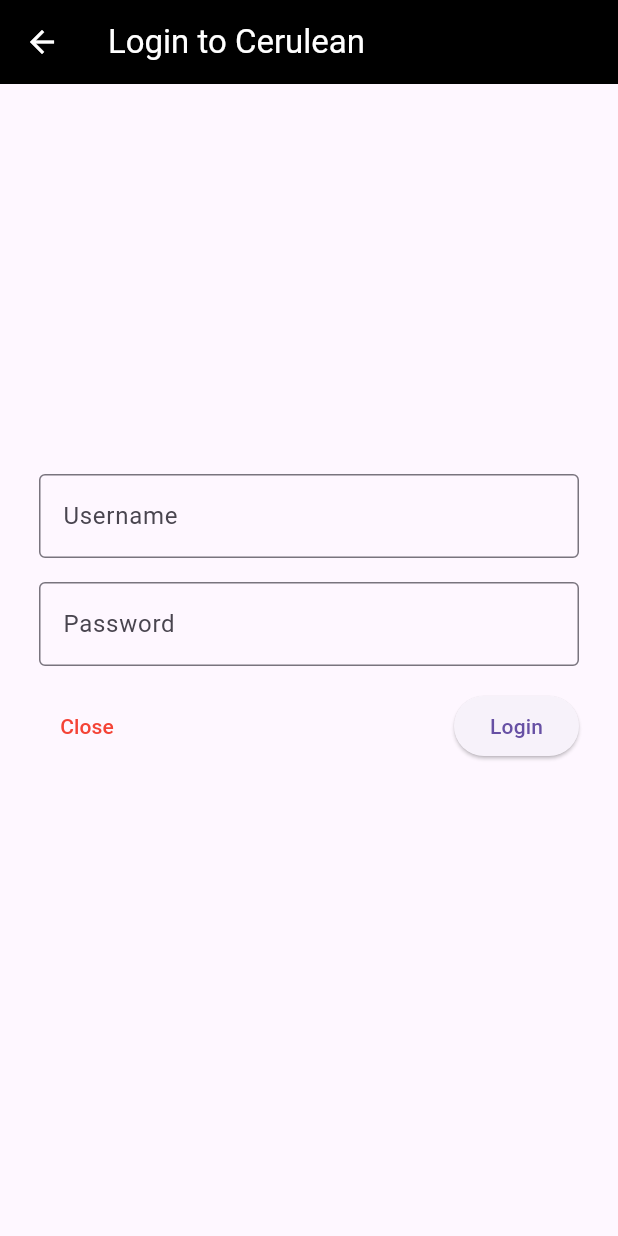
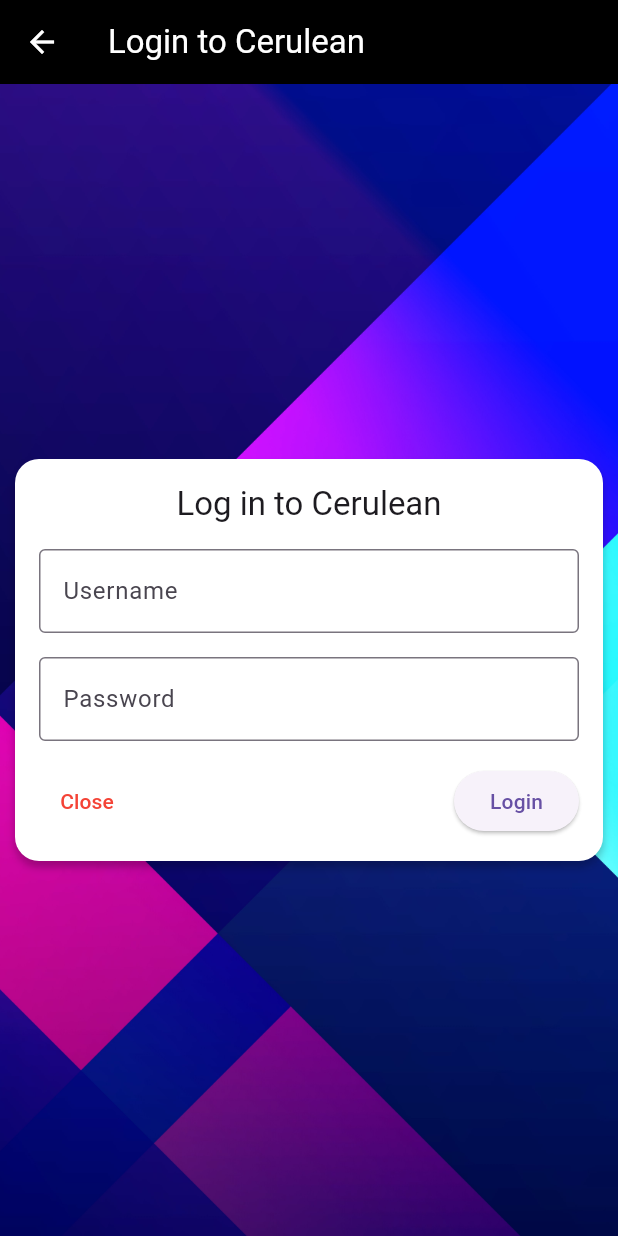
Before and after one commit to cerulean-app/flutter-client, a Flutter app: the screen it shows after launch, after a tap on "Login", on a phone screen of 412 x 824 dp. Run offline on Flutter 3.47's test engine with Material 2 defaults, Android fonts, the phone set to English and light mode, and no system bars; our stand-ins replace shared_preferences; missing offline and left inert: window_size.

Commit message:
app: improve login layout

```diff
--- a/lib/main.dart
+++ b/lib/main.dart
@@ -7,6 +7,7 @@ import 'package:cerulean_app/utils.dart';
 import 'package:flutter/foundation.dart';
 import 'package:flutter/material.dart';
 import 'package:provider/provider.dart';
+import 'package:window_size/window_size.dart';
 
 void main() async {
   // Load config.
@@ -15,6 +16,11 @@ void main() async {
     await storage.loadFromSharedPrefs();
   } catch (err) {
     FlutterError.reportError(FlutterErrorDetails(exception: err));
+  }
+
+  if (!isMobile()) {
+    setWindowTitle('My App');
+    setWindowMinSize(const Size(950, 700));
   }
 
   WidgetsFlutterBinding.ensureInitialized();
--- a/lib/screens/welcome/home_display.dart
+++ b/lib/screens/welcome/home_display.dart
@@ -1,4 +1,6 @@
 import 'package:flutter/material.dart';
+
+import '../../utils.dart';
 
 class HomeDisplay extends StatelessWidget {
   const HomeDisplay({Key? key}) : super(key: key);
@@ -10,7 +12,7 @@ class HomeDisplay extends StatelessWidget {
       crossAxisAlignment: CrossAxisAlignment.center,
       children: <Widget>[
         SizedBox.square(
-          dimension: 360,
+          dimension: isMobile() ? MediaQuery.of(context).size.height - 150 : 360,
           child: Column(
             mainAxisAlignment: MainAxisAlignment.center,
             crossAxisAlignment: CrossAxisAlignment.center,
--- a/lib/screens/welcome/login_screen.dart
+++ b/lib/screens/welcome/login_screen.dart
@@ -32,13 +32,15 @@ class _LoginScreenState extends State<LoginScreen> {
   void handleLogin() {
     // TODO: setState('fetching')
     const jsonEncoder = JsonEncoder();
-    http.post(
+    http
+        .post(
       Uri.parse('$serverUrl/login'),
       body: jsonEncoder.convert({
         'username': usernameController.text,
         'password': passwordController.text,
       }),
-    ).then((response) {
+    )
+        .then((response) {
       if (response.statusCode == 200) {
         final token = jsonDecode(response.body)['token'];
         final fileStorage = Provider.of<FileStorage>(context, listen: false);
@@ -74,24 +76,47 @@ class _LoginScreenState extends State<LoginScreen> {
   Widget build(BuildContext context) {
     return ScreenScaffold(
         title: 'Login to Cerulean ${widget.debug ? ' (debug)' : ''}',
-      child: Column(
-        mainAxisAlignment: MainAxisAlignment.center,
-        crossAxisAlignment: CrossAxisAlignment.center,
-        children: <Widget>[
-          SizedBox.fromSize(
-            size: const Size(360, 280),
+        child: Container(
+          decoration: const BoxDecoration(
+            image: DecorationImage(
+              image: AssetImage("assets/background.jpg"),
+              fit: BoxFit.cover,
+            ),
+          ),
+          child: Align(
+            alignment: Alignment.centerLeft,
+            child: Container(
+                constraints: const BoxConstraints(maxWidth: 450),
+                padding: const EdgeInsets.all(16.0),
+                margin: !isMobile()
+                    ? const EdgeInsets.only(left: 100)
+                    : const EdgeInsets.only(left: 10, right: 10),
+                decoration: BoxDecoration(
+                  color: Colors.white,
+                  borderRadius: BorderRadiusGeometry.lerp(
+                      BorderRadius.circular(16.0),
+                      BorderRadius.circular(16.0),
+                      0.5),
+                  boxShadow: [
+                    BoxShadow(
+                      color: Colors.black.withOpacity(0.25),
+                      spreadRadius: 0,
+                      blurRadius: 4,
+                      offset: const Offset(0, 4), // changes position of shadow
+                    ),
+                  ],
+                ),
                 child: Form(
                   key: _formKey,
                   child: Column(
-                crossAxisAlignment: CrossAxisAlignment.start,
+                    mainAxisSize: MainAxisSize.min,
                     children: <Widget>[
-                  isMobile()
-                      ? Container()
-                      : Text(
+                      Container(
+                          margin: const EdgeInsets.only(bottom: 16.0),
+                          child: Text(
                             'Log in to Cerulean',
                             style: Theme.of(context).textTheme.titleLarge,
-                        ),
-                  const Padding(padding: EdgeInsets.only(top: 16.0)),
+                          )),
                       TextFormField(
                         controller: usernameController,
                         decoration: const InputDecoration(
@@ -150,10 +175,8 @@ class _LoginScreenState extends State<LoginScreen> {
                       ),
                     ],
                   ),
+                )),
           ),
-          ),
-        ],
-      ),
-    );
+        ));
   }
 }
```
Also changed, not shown: pubspec.yaml (+7 -0 lines), assets/background.jpg (added), pubspec.lock, 8 other files. Lines whose indentation alone changed are shown as unchanged.
